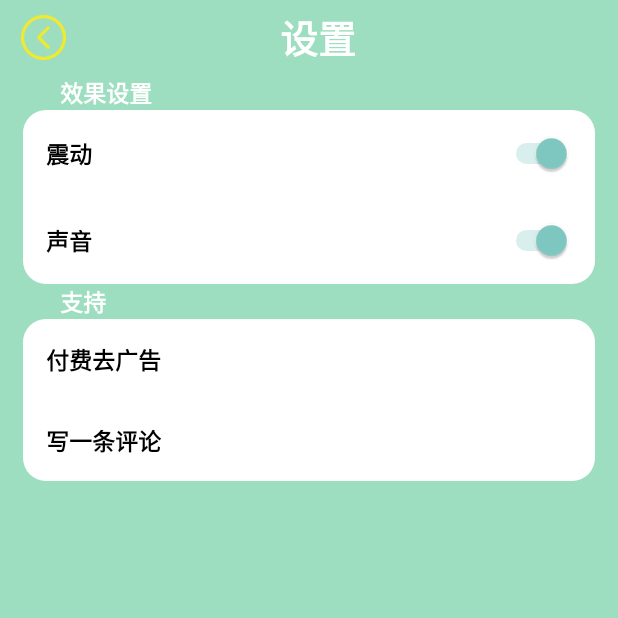
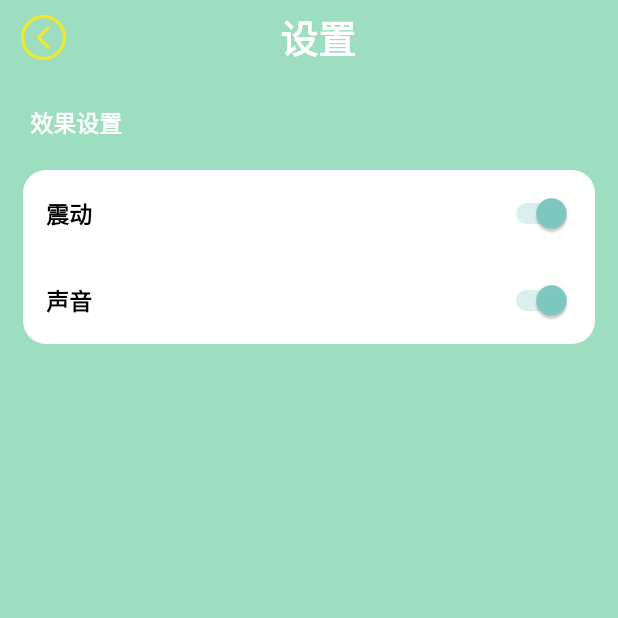
Before and after one commit to whitebutton/Game_mission, an Android app: the SettingActivity screen opened directly, with no data from a screen before it, on a phone screen of 412 x 824 dp, the top half of it. Run offline under Robolectric (Android 15) with nearby library versions, the phone set to English and light mode, and no system bars; 4 statements that could not run were skipped.

Commit message:
删除了设置中的部分选项

```diff
--- a/app/src/main/res/layout/activity_setting.xml
+++ b/app/src/main/res/layout/activity_setting.xml
@@ -35,6 +35,7 @@
     </LinearLayout>
 
     <TextView
+        android:layout_margin="20dp"
         android:layout_width="wrap_content"
         android:layout_height="wrap_content"
         android:layout_marginLeft="40dp"
@@ -96,56 +97,4 @@
         </LinearLayout>
     </LinearLayout>
 
-    <TextView
-        android:layout_width="wrap_content"
-        android:layout_height="wrap_content"
-        android:layout_marginLeft="40dp"
-        android:text="支持"
-        android:textColor="#fff"
-        android:textSize="15dp"
-        android:textStyle="bold" />
-
-    <LinearLayout
-        android:layout_width="match_parent"
-        android:layout_height="wrap_content"
-        android:layout_marginLeft="15dp"
-        android:layout_marginRight="15dp"
-        android:background="@drawable/white_bg"
-        android:orientation="vertical">
-
-        <LinearLayout
-            android:layout_width="match_parent"
-            android:layout_height="wrap_content"
-            android:orientation="horizontal"
-            android:padding="15dp">
-
-            <TextView
-                android:id="@+id/removeAdvice"
-                android:layout_width="wrap_content"
-                android:layout_height="wrap_content"
-                android:layout_gravity="center"
-                android:text="付费去广告"
-                android:textColor="#000"
-                android:textSize="15dp"
-                android:textStyle="bold" />
-        </LinearLayout>
-        <LinearLayout
-            android:layout_width="match_parent"
-            android:layout_height="wrap_content"
-            android:orientation="horizontal"
-            android:padding="15dp">
-
-            <TextView
-                android:id="@+id/writeCom"
-                android:layout_width="wrap_content"
-                android:layout_height="wrap_content"
-                android:layout_gravity="center"
-                android:text="写一条评论"
-                android:textColor="#000"
-                android:textSize="15dp"
-                android:textStyle="bold" />
-        </LinearLayout>
-
-    </LinearLayout>
-
 </LinearLayout>
```
